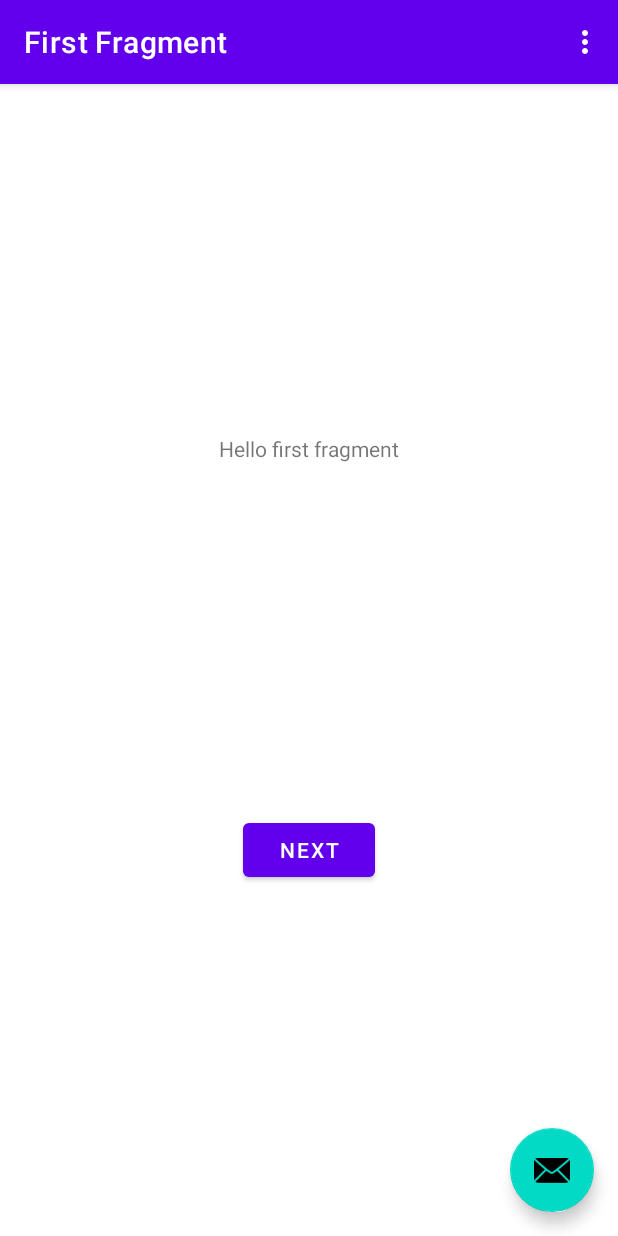
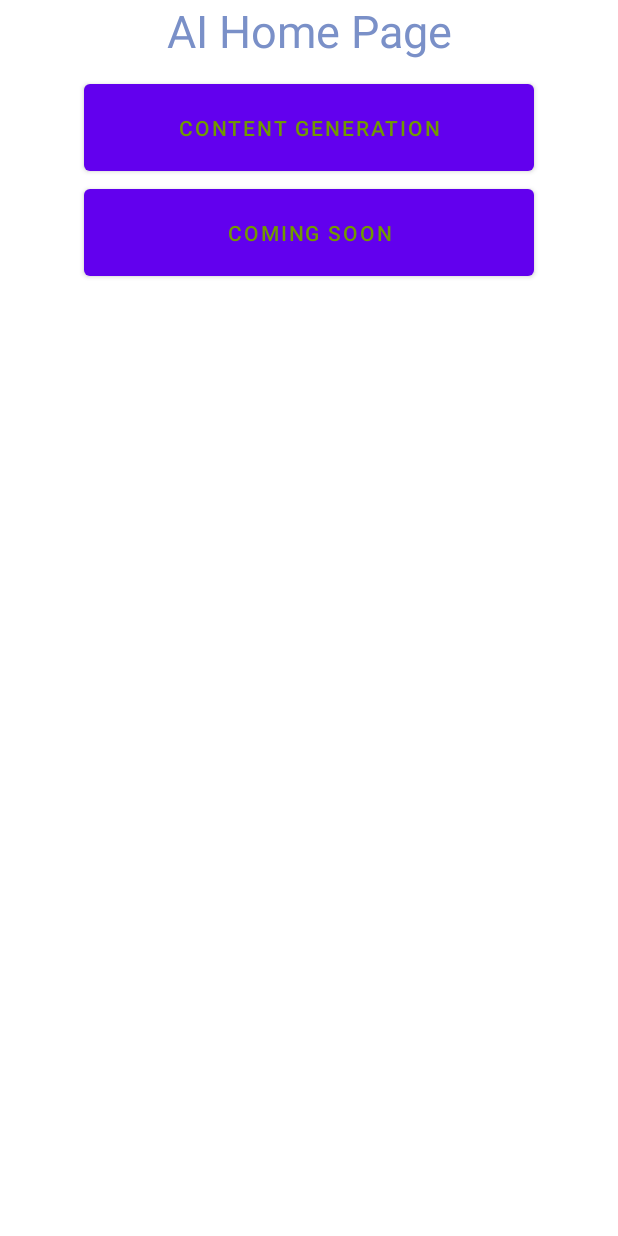
Before and after one commit to anowar1112/GoogleGeminiAIAllModel, an Android app: the screen it shows after launch (MainActivity), on a phone screen of 412 x 824 dp. Run offline under Robolectric (Android 15) with nearby library versions, the phone set to English and light mode, and no system bars; our stand-ins replace navigation-ui.

Commit message:
AI Content Generation API Done

```diff
--- a/app/src/main/AndroidManifest.xml
+++ b/app/src/main/AndroidManifest.xml
@@ -14,6 +14,9 @@
             android:theme="@style/Theme.AIBaseProject"
             tools:targetApi="31">
         <activity
+                android:name=".AIContentGenerativeActivity"
+                android:exported="false"/>
+        <activity
                 android:name=".MainActivity"
                 android:exported="true"
                 android:label="@string/app_name"
--- a/app/src/main/java/com/schedule/aibaseproject/MainActivity.kt
+++ b/app/src/main/java/com/schedule/aibaseproject/MainActivity.kt
@@ -1,14 +1,13 @@
 package com.schedule.aibaseproject
 
+import android.content.Intent
 import android.os.Bundle
-import com.google.android.material.snackbar.Snackbar
+import android.view.Menu
+import android.view.MenuItem
 import androidx.appcompat.app.AppCompatActivity
 import androidx.navigation.findNavController
 import androidx.navigation.ui.AppBarConfiguration
 import androidx.navigation.ui.navigateUp
-import androidx.navigation.ui.setupActionBarWithNavController
-import android.view.Menu
-import android.view.MenuItem
 import com.schedule.aibaseproject.databinding.ActivityMainBinding
 
 class MainActivity : AppCompatActivity() {
@@ -21,17 +20,16 @@ class MainActivity : AppCompatActivity() {
 
         binding = ActivityMainBinding.inflate(layoutInflater)
         setContentView(binding.root)
+        binding.contentGenerationButton.setOnClickListener { view ->
+           // Snackbar.make(view, "Replace with your own action", Snackbar.LENGTH_LONG).setAction("Action", null).show()
+            goToAnotherActivity()
+        }
+    }
 
-        setSupportActionBar(binding.toolbar)
 
-        val navController = findNavController(R.id.nav_host_fragment_content_main)
-        appBarConfiguration = AppBarConfiguration(navController.graph)
-        setupActionBarWithNavController(navController, appBarConfiguration)
-
-        binding.fab.setOnClickListener { view ->
-            Snackbar.make(view, "Replace with your own action", Snackbar.LENGTH_LONG)
-                .setAction("Action", null).show()
-        }
+    private fun goToAnotherActivity() {
+        val intent = Intent(this, AIContentGenerativeActivity::class.java)
+        startActivity(intent)
     }
 
     override fun onCreateOptionsMenu(menu: Menu): Boolean {
--- a/app/src/main/res/layout/activity_main.xml
+++ b/app/src/main/res/layout/activity_main.xml
@@ -1,35 +1,41 @@
 <?xml version="1.0" encoding="utf-8"?>
-<androidx.coordinatorlayout.widget.CoordinatorLayout
-        xmlns:android="http://schemas.android.com/apk/res/android"
-        xmlns:app="http://schemas.android.com/apk/res-auto"
-        xmlns:tools="http://schemas.android.com/tools"
-        android:layout_width="match_parent"
-        android:layout_height="match_parent"
-        tools:context=".MainActivity">
+<androidx.constraintlayout.widget.ConstraintLayout xmlns:android="http://schemas.android.com/apk/res/android"
+                                                   xmlns:app="http://schemas.android.com/apk/res-auto"
+                                                   xmlns:tools="http://schemas.android.com/tools"
+                                                   android:id="@+id/main"
+                                                   android:layout_width="match_parent"
+                                                   android:layout_height="match_parent"
+                                                   tools:context=".MainActivity">
 
-    <com.google.android.material.appbar.AppBarLayout
-            android:layout_height="wrap_content"
-            android:layout_width="match_parent"
-            android:theme="@style/Theme.AIBaseProject.AppBarOverlay">
+    <TextView
+            android:id="@+id/textView"
+            android:layout_width="wrap_content"
+            android:layout_height="50dp"
+            android:text="AI Home Page"
+            android:textSize="30sp"
+            android:textColor="@color/material_dynamic_primary60"
+            app:layout_constraintTop_toTopOf="parent"
+            app:layout_constraintLeft_toLeftOf="parent"
+            app:layout_constraintRight_toRightOf="parent" />
 
-        <androidx.appcompat.widget.Toolbar
-                android:id="@+id/toolbar"
-                android:layout_width="match_parent"
-                android:background="?attr/colorPrimary"
-                app:popupTheme="@style/Theme.AIBaseProject.PopupOverlay"
-                android:layout_height="?attr/actionBarSize"/>
+    <Button
+            android:id="@+id/content_generation_button"
+            android:layout_width="300dp"
+            android:layout_height="70dp"
+            android:textColor="#719900"
+            android:text="Content Generation"
+            app:layout_constraintStart_toStartOf="parent"
+            app:layout_constraintTop_toBottomOf="@+id/textView"
+            app:layout_constraintEnd_toEndOf="parent"/>
 
-    </com.google.android.material.appbar.AppBarLayout>
+    <Button
+            android:id="@+id/generation_button_next"
+            android:layout_width="300dp"
+            android:layout_height="70dp"
+            android:textColor="#719900"
+            android:text="Coming Soon"
+            app:layout_constraintStart_toStartOf="parent"
+            app:layout_constraintTop_toBottomOf="@+id/content_generation_button"
+            app:layout_constraintEnd_toEndOf="parent"/>
 
-    <include layout="@layout/content_main"/>
-
-    <com.google.android.material.floatingactionbutton.FloatingActionButton
-            android:id="@+id/fab"
-            android:layout_width="wrap_content"
-            android:layout_height="wrap_content"
-            android:layout_gravity="bottom|end"
-            android:layout_marginEnd="@dimen/fab_margin"
-            android:layout_marginBottom="16dp"
-            app:srcCompat="@android:drawable/ic_dialog_email"/>
-
-</androidx.coordinatorlayout.widget.CoordinatorLayout>
+</androidx.constraintlayout.widget.ConstraintLayout>
```
Also changed, not shown: app/src/main/java/com/schedule/aibaseproject/AIContentGenerativeActivity.kt (added, +47 -0 lines), app/src/main/java/com/schedule/aibaseproject/viewModel/AIContentGenerativeViewModel.kt (added, +49 -0 lines), app/src/main/res/layout/activity_aicontent_generative.xml (added, +73 -0 lines).
